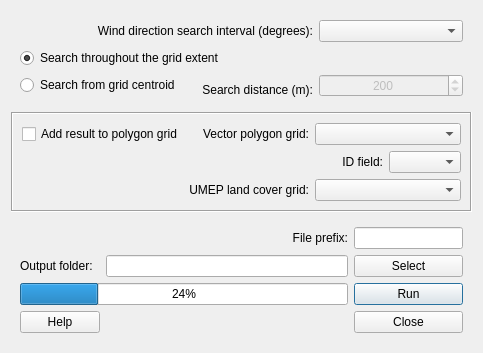
Old version of the form LandCoverFractionGrid/landcoverfraction_grid_dialog_base.ui in the repository UMEP-dev/UMEP.
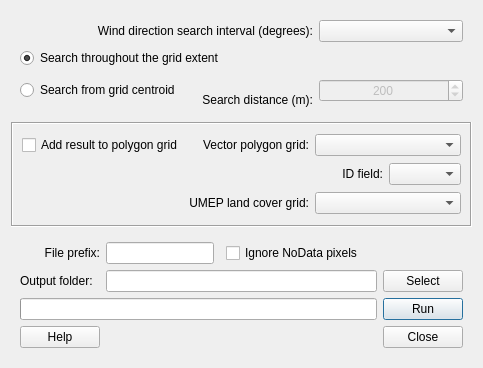
New version of the form.

```diff
--- a/LandCoverFractionGrid/landcoverfraction_grid_dialog_base.ui
+++ b/LandCoverFractionGrid/landcoverfraction_grid_dialog_base.ui
@@ -7,7 +7,7 @@
     <x>0</x>
     <y>0</y>
     <width>483</width>
-    <height>341</height>
+    <height>368</height>
    </rect>
   </property>
   <property name="windowTitle">
@@ -176,14 +176,14 @@
       <enum>QFrame::Raised</enum>
      </property>
      <layout class="QGridLayout" name="gridLayout_3">
-      <item row="2" column="6">
+      <item row="3" column="5">
        <widget class="QPushButton" name="runButton">
         <property name="text">
          <string>Run</string>
         </property>
        </widget>
       </item>
-      <item row="3" column="6">
+      <item row="4" column="5">
        <widget class="QPushButton" name="closeButton">
         <property name="enabled">
          <bool>true</bool>
@@ -193,51 +193,44 @@
         </property>
        </widget>
       </item>
-      <item row="3" column="0">
+      <item row="4" column="0">
        <widget class="QPushButton" name="helpButton">
         <property name="text">
          <string>Help</string>
         </property>
        </widget>
       </item>
-      <item row="0" column="6">
-       <widget class="QLineEdit" name="textOutput_prefix"/>
-      </item>
-      <item row="1" column="6">
+      <item row="2" column="5">
        <widget class="QPushButton" name="pushButtonSave">
         <property name="text">
          <string>Select</string>
         </property>
        </widget>
       </item>
-      <item row="0" column="5">
-       <widget class="QLabel" name="label_9">
-        <property name="text">
-         <string>File prefix:</string>
-        </property>
-        <property name="alignment">
-         <set>Qt::AlignRight|Qt::AlignTrailing|Qt::AlignVCenter</set>
-        </property>
-       </widget>
-      </item>
-      <item row="1" column="1" colspan="5">
+      <item row="2" column="1" colspan="4">
        <widget class="QLineEdit" name="textOutput"/>
       </item>
-      <item row="2" column="0" colspan="6">
+      <item row="3" column="0" colspan="5">
        <widget class="QProgressBar" name="progressBar">
         <property name="value">
-         <number>24</number>
+         <number>0</number>
+        </property>
+        <property name="alignment">
+         <set>Qt::AlignCenter</set>
+        </property>
+        <property name="format">
+         <string/>
         </property>
        </widget>
       </item>
-      <item row="1" column="0">
+      <item row="2" column="0">
        <widget class="QLabel" name="label_6">
         <property name="text">
          <string>Output folder:</string>
         </property>
        </widget>
       </item>
-      <item row="3" column="5">
+      <item row="4" column="4">
        <spacer name="horizontalSpacer_2">
         <property name="orientation">
          <enum>Qt::Horizontal</enum>
@@ -250,18 +243,25 @@
         </property>
        </spacer>
       </item>
-      <item row="0" column="4">
-       <spacer name="horizontalSpacer">
-        <property name="orientation">
-         <enum>Qt::Horizontal</enum>
+      <item row="1" column="4">
+       <widget class="QCheckBox" name="checkBoxNoData">
+        <property name="text">
+         <string>Ignore NoData pixels</string>
         </property>
-        <property name="sizeHint" stdset="0">
-         <size>
-          <width>40</width>
-          <height>20</height>
-         </size>
+       </widget>
+      </item>
+      <item row="1" column="0">
+       <widget class="QLabel" name="label_9">
+        <property name="text">
+         <string>File prefix:</string>
         </property>
-       </spacer>
+        <property name="alignment">
+         <set>Qt::AlignRight|Qt::AlignTrailing|Qt::AlignVCenter</set>
+        </property>
+       </widget>
+      </item>
+      <item row="1" column="1" colspan="2">
+       <widget class="QLineEdit" name="textOutput_prefix"/>
       </item>
      </layout>
     </widget>
```
